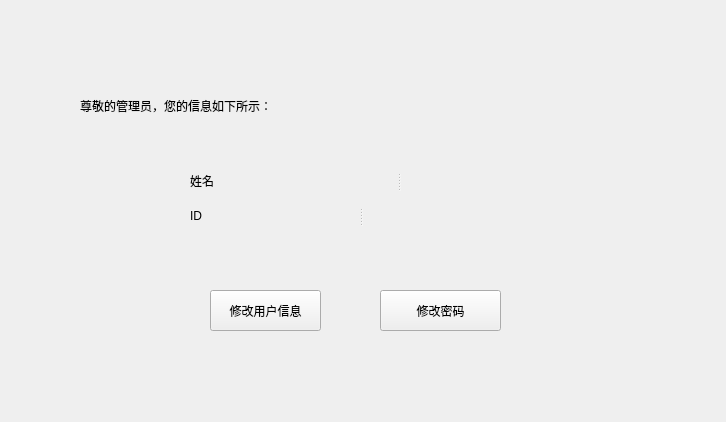
Before: the Qt Designer form CampusCardManager/manager.ui in DandexZ/software_project, drawn with Qt 5.
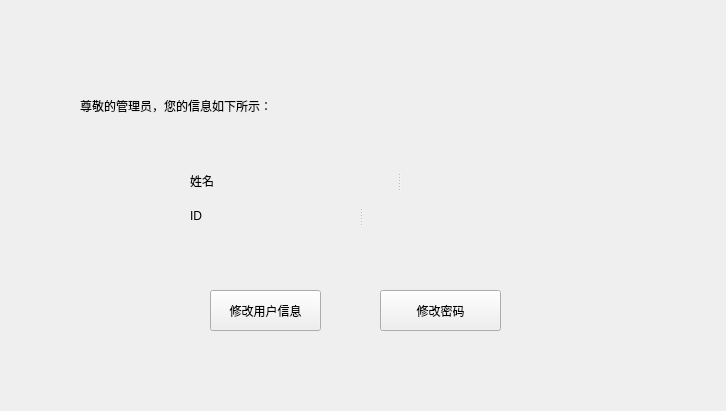
After: the same form once the commit is applied.

Commit message: 优化界面2

The edit to the form file:
```diff
--- a/CampusCardManager/manager.ui
+++ b/CampusCardManager/manager.ui
@@ -7,7 +7,7 @@
     <x>0</x>
     <y>0</y>
     <width>726</width>
-    <height>422</height>
+    <height>411</height>
    </rect>
   </property>
   <property name="windowTitle">
```
The commit also changes 5 other files.
